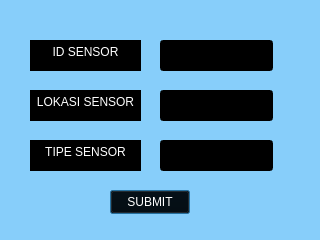
Qt form addsensordialog.ui (farel-dev68/Project-UAS) before a commit.
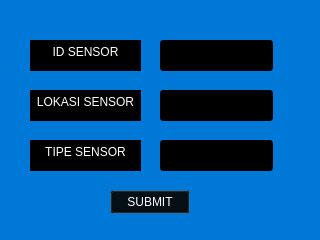
The same form after that commit.

Patch:
```diff
--- a/addsensordialog.ui
+++ b/addsensordialog.ui
@@ -14,7 +14,7 @@
    <string>Dialog</string>
   </property>
   <property name="styleSheet">
-   <string notr="true">background-color: #87CEFA;</string>
+   <string notr="true">background-color: #0078D7;</string>
   </property>
   <widget class="QLineEdit" name="lineSensorID">
    <property name="geometry">
```
Left out of the diff: 6 changed lines with no effect on the pictures.
